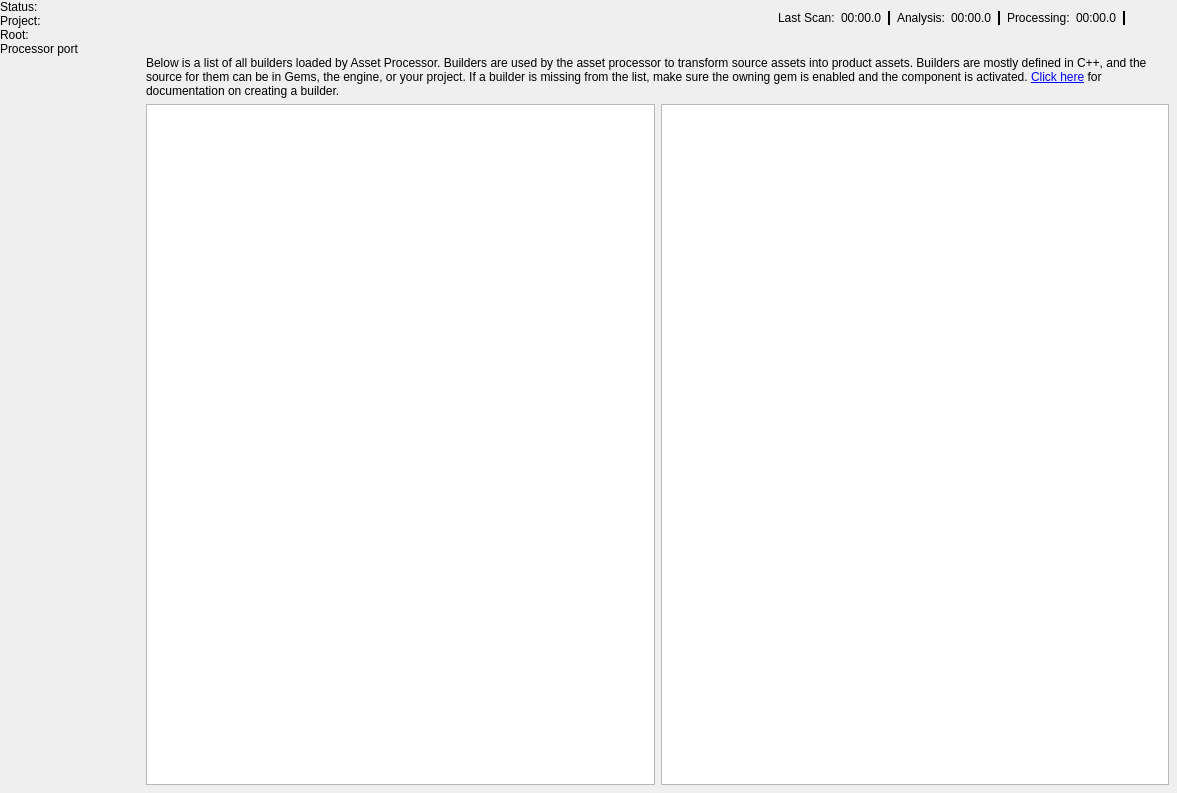
Before: the Qt Designer form Code/Tools/AssetProcessor/native/ui/MainWindow.ui in o3de/o3de, drawn with Qt 5.
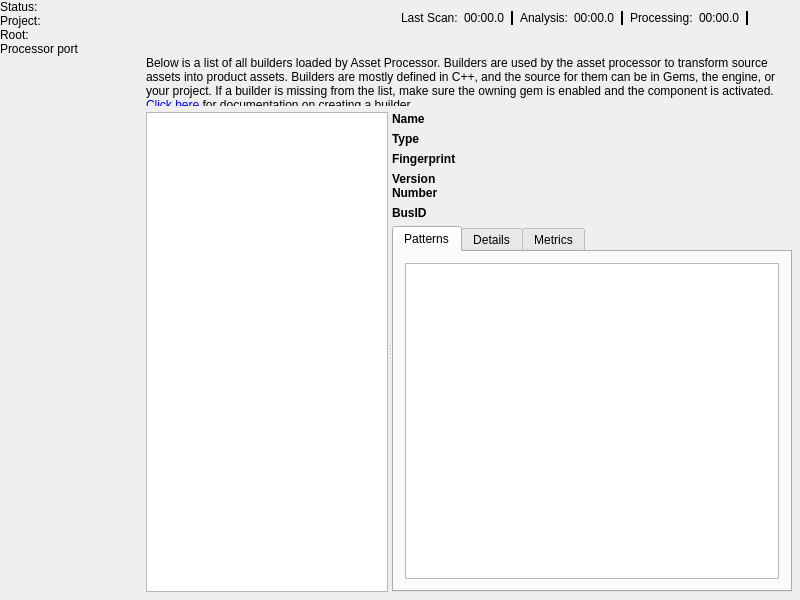
After: the same form once the commit is applied. The open tabs and pages were chosen to show the change. Icons and pictures are not drawn. Custom widgets are drawn as their Qt base class.

Commit message: Asset Processor: Builder tab UI change & metrics (#10863)

What changed in the file:
```diff
--- a/Code/Tools/AssetProcessor/native/ui/MainWindow.ui
+++ b/Code/Tools/AssetProcessor/native/ui/MainWindow.ui
@@ -6,8 +6,8 @@
    <rect>
     <x>0</x>
     <y>0</y>
-    <width>1177</width>
-    <height>793</height>
+    <width>800</width>
+    <height>600</height>
    </rect>
   </property>
   <property name="minimumSize">
@@ -1189,7 +1189,10 @@
          </layout>
         </widget>
         <widget class="QWidget" name="BuildersPage">
-         <layout class="QHBoxLayout" name="horizontalLayout_4">
+         <layout class="QVBoxLayout" name="BuildersPageVerticalLayout">
+          <property name="spacing">
+           <number>6</number>
+          </property>
           <property name="leftMargin">
            <number>0</number>
           </property>
@@ -1203,54 +1206,287 @@
            <number>0</number>
           </property>
           <item>
-           <layout class="QVBoxLayout" name="verticalLayout">
-            <item>
-             <widget class="QLabel" name="label">
-              <property name="text">
-               <string>Below is a list of all builders loaded by Asset Processor.  Builders are used by the asset processor to transform source assets into product assets. Builders are mostly defined in C++, and the source for them can be in Gems, the engine, or your project.  If a builder is missing from the list, make sure the owning gem is enabled and the component is activated. &lt;a href=&quot;https://www.o3de.org/docs/user-guide/assets/pipeline/asset-builders/&quot;&gt;Click here&lt;/a&gt; for documentation on creating a builder.</string>
+           <widget class="QLabel" name="buildersPageDescription">
+            <property name="sizePolicy">
+             <sizepolicy hsizetype="Expanding" vsizetype="Preferred">
+              <horstretch>0</horstretch>
+              <verstretch>0</verstretch>
+             </sizepolicy>
+            </property>
+            <property name="maximumSize">
+             <size>
+              <width>16777215</width>
+              <height>50</height>
+             </size>
+            </property>
+            <property name="text">
+             <string>Below is a list of all builders loaded by Asset Processor.  Builders are used by the asset processor to transform source assets into product assets. Builders are mostly defined in C++, and the source for them can be in Gems, the engine, or your project.  If a builder is missing from the list, make sure the owning gem is enabled and the component is activated. &lt;a href=&quot;https://www.o3de.org/docs/user-guide/assets/pipeline/asset-builders/&quot;&gt;Click here&lt;/a&gt; for documentation on creating a builder.</string>
+            </property>
+            <property name="alignment">
+             <set>Qt::AlignLeading|Qt::AlignLeft|Qt::AlignVCenter</set>
+            </property>
+            <property name="wordWrap">
+             <bool>true</bool>
+            </property>
+            <property name="openExternalLinks">
+             <bool>true</bool>
+            </property>
+            <property name="textInteractionFlags">
+             <set>Qt::LinksAccessibleByKeyboard|Qt::LinksAccessibleByMouse</set>
+            </property>
+           </widget>
+          </item>
+          <item>
+           <widget class="QSplitter" name="buildersPageSplitter">
+            <property name="sizePolicy">
+             <sizepolicy hsizetype="Expanding" vsizetype="Preferred">
+              <horstretch>0</horstretch>
+              <verstretch>0</verstretch>
+             </sizepolicy>
+            </property>
+            <property name="orientation">
+             <enum>Qt::Horizontal</enum>
+            </property>
+            <widget class="QListView" name="builderList">
+             <property name="sizePolicy">
+              <sizepolicy hsizetype="Expanding" vsizetype="Expanding">
+               <horstretch>2</horstretch>
+               <verstretch>0</verstretch>
+              </sizepolicy>
+             </property>
+             <property name="alternatingRowColors">
+              <bool>true</bool>
+             </property>
+            </widget>
+            <widget class="QWidget" name="builderInfo" native="true">
+             <property name="sizePolicy">
+              <sizepolicy hsizetype="Expanding" vsizetype="Expanding">
+               <horstretch>3</horstretch>
+               <verstretch>0</verstretch>
+              </sizepolicy>
+             </property>
+             <layout class="QVBoxLayout" name="builderInfoLayout" stretch="0,0">
+              <property name="leftMargin">
+               <number>0</number>
               </property>
-              <property name="wordWrap">
-               <bool>true</bool>
+              <property name="topMargin">
+               <number>0</number>
               </property>
-              <property name="openExternalLinks">
-               <bool>true</bool>
+              <property name="rightMargin">
+               <number>0</number>
               </property>
-              <property name="textInteractionFlags">
-               <set>Qt::LinksAccessibleByKeyboard|Qt::LinksAccessibleByMouse</set>
+              <property name="bottomMargin">
+               <number>0</number>
               </property>
-             </widget>
-            </item>
-            <item>
-             <layout class="QHBoxLayout" name="horizontalLayout_7">
               <item>
-               <widget class="QListView" name="builderList">
-                <property name="alternatingRowColors">
-                 <bool>true</bool>
-                </property>
-               </widget>
+               <layout class="QGridLayout" name="builderInfoHeader" columnstretch="1,4">
+                <item row="3" column="0">
+                 <widget class="QLabel" name="builderInfoHeaderTitleVersionNumber">
+                  <property name="font">
+                   <font>
+                    <weight>75</weight>
+                    <italic>false</italic>
+                    <bold>true</bold>
+                   </font>
+                  </property>
+                  <property name="styleSheet">
+                   <string notr="true">font: bold;</string>
+                  </property>
+                  <property name="text">
+                   <string>Version Number</string>
+                  </property>
+                  <property name="wordWrap">
+                   <bool>true</bool>
+                  </property>
+                 </widget>
+                </item>
+                <item row="0" column="1">
+                 <widget class="QLabel" name="builderInfoHeaderValueName">
+                  <property name="text">
+                   <string/>
+                  </property>
+                  <property name="wordWrap">
+                   <bool>true</bool>
+                  </property>
+                 </widget>
+                </item>
+                <item row="0" column="0">
+                 <widget class="QLabel" name="builderInfoHeaderTitleName">
+                  <property name="font">
+                   <font>
+                    <weight>75</weight>
+                    <italic>false</italic>
+                    <bold>true</bold>
+                   </font>
+                  </property>
+                  <property name="styleSheet">
+                   <string notr="true">font: bold;</string>
+                  </property>
+                  <property name="text">
+                   <string>Name</string>
+                  </property>
+                  <property name="wordWrap">
+                   <bool>true</bool>
+                  </property>
+                 </widget>
+                </item>
+                <item row="1" column="1">
+                 <widget class="QLabel" name="builderInfoHeaderValueType">
+                  <property name="text">
+                   <string/>
+                  </property>
+                  <property name="wordWrap">
+                   <bool>true</bool>
+                  </property>
+                 </widget>
+                </item>
+                <item row="2" column="0">
+                 <widget class="QLabel" name="builderInfoHeaderTitleFingerprint">
+                  <property name="font">
+                   <font>
+                    <weight>75</weight>
+                    <italic>false</italic>
+                    <bold>true</bold>
+                   </font>
+                  </property>
+                  <property name="styleSheet">
+                   <string notr="true">font: bold;</string>
+                  </property>
+                  <property name="text">
+                   <string>Fingerprint</string>
+                  </property>
+                  <property name="wordWrap">
+                   <bool>true</bool>
+                  </property>
+                 </widget>
+                </item>
+                <item row="1" column="0">
+                 <widget class="QLabel" name="builderInfoHeaderTitleType">
+                  <property name="font">
+                   <font>
+                    <weight>75</weight>
+                    <italic>false</italic>
+                    <bold>true</bold>
+                   </font>
+                  </property>
+                  <property name="styleSheet">
+                   <string notr="true">font: bold;</string>
+                  </property>
+                  <property name="text">
+                   <string>Type</string>
+                  </property>
+                  <property name="wordWrap">
+                   <bool>true</bool>
+                  </property>
+                 </widget>
+                </item>
+                <item row="4" column="0">
+                 <widget class="QLabel" name="builderInfoHeaderTitleBusId">
+                  <property name="font">
+                   <font>
+                    <weight>75</weight>
+                    <italic>false</italic>
+                    <bold>true</bold>
+                   </font>
+                  </property>
+                  <property name="styleSheet">
+                   <string notr="true">font: bold;</string>
+                  </property>
+                  <property name="text">
+                   <string>BusID</string>
+                  </property>
+                  <property name="wordWrap">
+                   <bool>true</bool>
+                  </property>
+                 </widget>
+                </item>
+                <item row="2" column="1">
+                 <widget class="QLabel" name="builderInfoHeaderValueFingerprint">
+                  <property name="text">
+                   <string/>
+                  </property>
+                  <property name="wordWrap">
+                   <bool>true</bool>
+                  </property>
+                 </widget>
+                </item>
+                <item row="3" column="1">
+                 <widget class="QLabel" name="builderInfoHeaderValueVersionNumber">
+                  <property name="text">
+                   <string/>
+                  </property>
+                  <property name="wordWrap">
+                   <bool>true</bool>
+                  </property>
+                 </widget>
+                </item>
+                <item row="4" column="1">
+                 <widget class="QLabel" name="builderInfoHeaderValueBusId">
+                  <property name="text">
+                   <string/>
+                  </property>
+                  <property name="wordWrap">
+                   <bool>true</bool>
+                  </property>
+                 </widget>
+                </item>
+               </layout>
               </item>
               <item>
-               <widget class="QPlainTextEdit" name="builderDetails">
-                <property name="inputMethodHints">
-                 <set>Qt::ImhMultiLine|Qt::ImhNoEditMenu</set>
+               <widget class="QTabWidget" name="builderInfoTabWidget">
+                <property name="currentIndex">
+                 <number>0</number>
                 </property>
-                <property name="horizontalScrollBarPolicy">
-                 <enum>Qt::ScrollBarAlwaysOff</enum>
-                </property>
-                <property name="undoRedoEnabled">
-                 <bool>false</bool>
-                </property>
-                <property name="readOnly">
-                 <bool>true</bool>
-                </property>
-                <property name="backgroundVisible">
-                 <bool>false</bool>
-                </property>
+                <widget class="QWidget" name="builderInfoPatternsTab">
+                 <attribute name="title">
+                  <string>Patterns</string>
+                 </attribute>
+                 <layout class="QVBoxLayout" name="verticalLayout_2">
+                  <item>
+                   <widget class="AzQtComponents::TableView" name="builderInfoPatternsTableView">
+                    <property name="indentation">
+                     <number>0</number>
+                    </property>
+                    <property name="itemsExpandable">
+                     <bool>false</bool>
+                    </property>
+                    <property name="sortingEnabled">
+                     <bool>true</bool>
+                    </property>
+                    <property name="expandsOnDoubleClick">
+                     <bool>false</bool>
+                    </property>
+                    <attribute name="headerShowSortIndicator" stdset="0">
+                     <bool>false</bool>
+                    </attribute>
+                   </widget>
+                  </item>
+                 </layout>
+                </widget>
+                <widget class="QWidget" name="builderInfoDetailsTab">
+                 <attribute name="title">
+                  <string>Details</string>
+                 </attribute>
+                </widget>
+                <widget class="QWidget" name="builderInfoMetricsTab">
+                 <attribute name="title">
+                  <string>Metrics</string>
+                 </attribute>
+                 <layout class="QVBoxLayout" name="verticalLayout_7">
+                  <item>
+                   <widget class="AzQtComponents::TableView" name="builderInfoMetricsTreeView">
+                    <property name="sortingEnabled">
+                     <bool>true</bool>
+                    </property>
+                   </widget>
+                  </item>
+                 </layout>
+                </widget>
                </widget>
               </item>
              </layout>
-            </item>
-           </layout>
+            </widget>
+           </widget>
           </item>
          </layout>
         </widget>
```
The commit also changes 16 other files.
